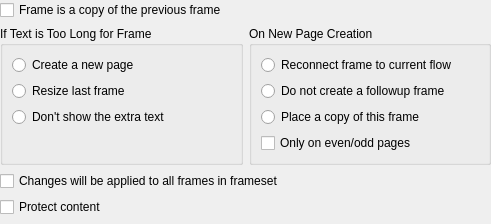
Old version of the form kword/part/dialogs/KWGeneralFrameProperties.ui in the repository KDE/calligra.
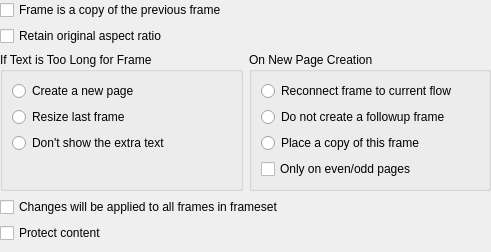
New version of the form.

Commit message: Add checkbox for keep-aspect-ratio and also honor that in the geometry tab (so altering the spinboxes will update the other)

What changed in the file:
```diff
--- a/kword/part/dialogs/KWGeneralFrameProperties.ui
+++ b/kword/part/dialogs/KWGeneralFrameProperties.ui
@@ -6,7 +6,7 @@
     <x>0</x>
     <y>0</y>
     <width>491</width>
-    <height>224</height>
+    <height>252</height>
    </rect>
   </property>
   <property name="windowTitle" >
@@ -31,7 +31,7 @@
    <property name="verticalSpacing" >
     <number>6</number>
    </property>
-   <item row="1" column="0" >
+   <item row="2" column="0" >
     <layout class="QHBoxLayout" >
      <property name="spacing" >
       <number>6</number>
@@ -148,7 +148,7 @@
      </item>
     </layout>
    </item>
-   <item row="3" column="0" >
+   <item row="4" column="0" >
     <widget class="QCheckBox" name="protectContent" >
      <property name="text" >
       <string>Protect content</string>
@@ -162,14 +162,14 @@
      </property>
     </widget>
    </item>
-   <item row="2" column="0" >
+   <item row="3" column="0" >
     <widget class="QCheckBox" name="allFrames" >
      <property name="text" >
       <string>Changes will be applied to all frames in frameset</string>
      </property>
     </widget>
    </item>
-   <item row="4" column="0" >
+   <item row="5" column="0" >
     <spacer>
      <property name="orientation" >
       <enum>Qt::Vertical</enum>
@@ -182,6 +182,13 @@
      </property>
     </spacer>
    </item>
+   <item row="1" column="0" >
+    <widget class="QCheckBox" name="keepAspectRatio" >
+     <property name="text" >
+      <string>Retain original aspect ratio</string>
+     </property>
+    </widget>
+   </item>
   </layout>
  </widget>
  <resources/>
```
The commit also changes 8 other files.
